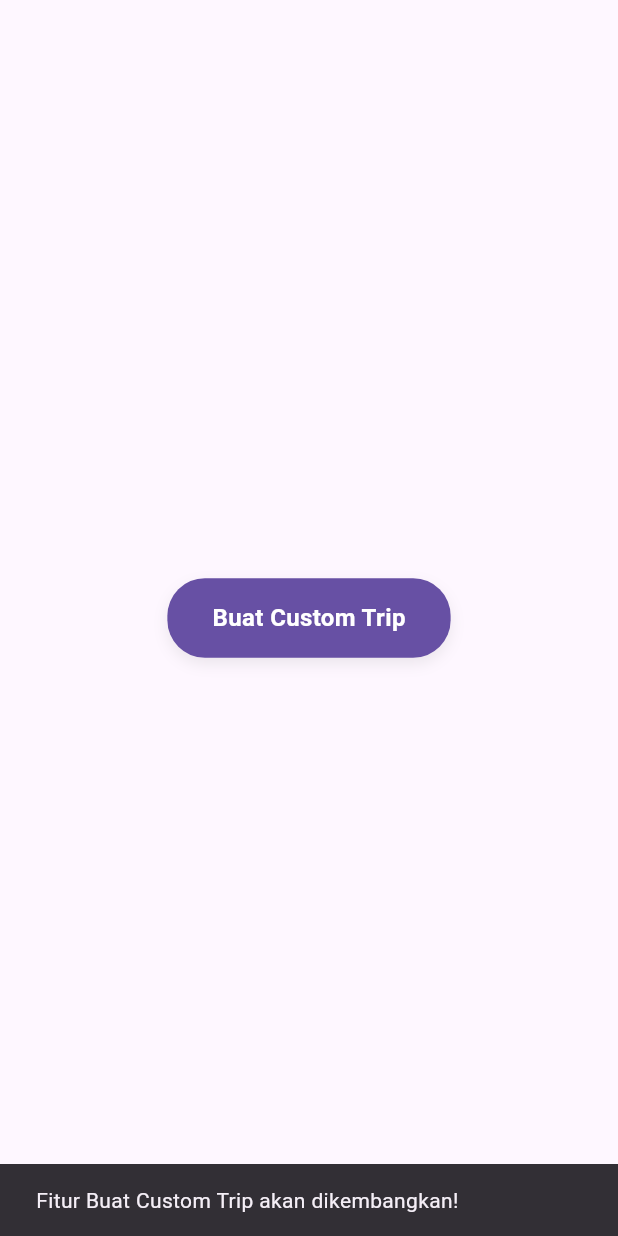
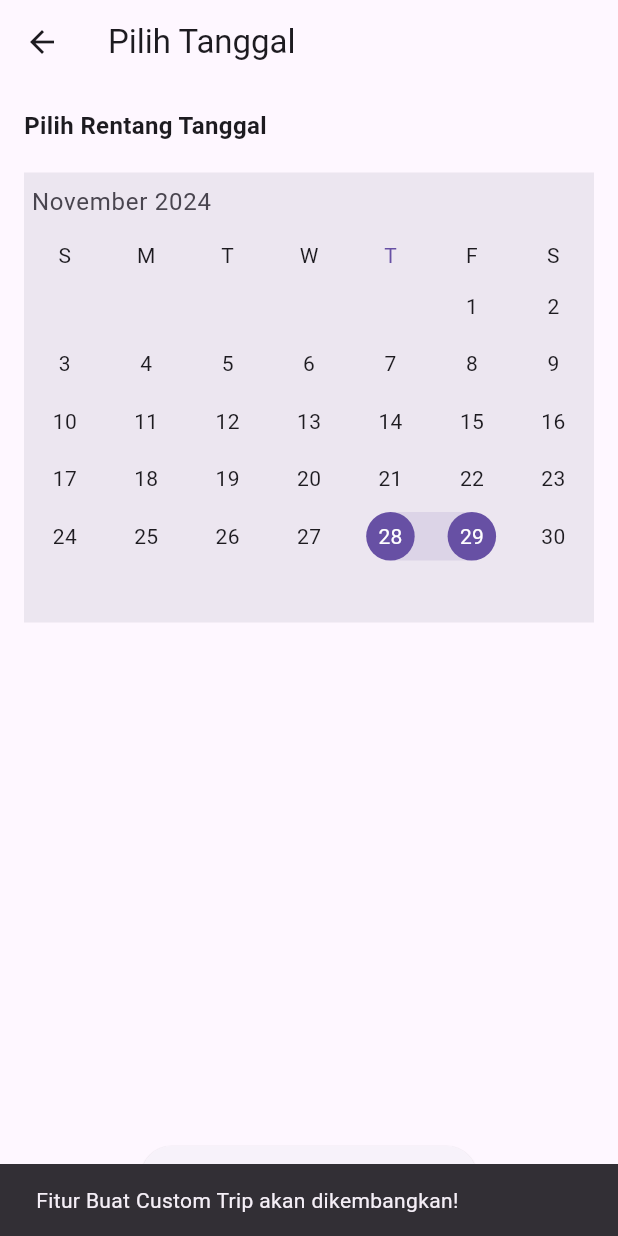
Before and after one commit to AlvaaPy/mobile-permatawisata, a Flutter app: the CustomTrip screen opened directly, after a tap on "Buat Custom Trip", on a phone screen of 412 x 824 dp. Run offline on Flutter 3.47's test engine with Material 3 defaults, Android fonts, the phone set to English and light mode, and no system bars; drawn by our look-alikes of syncfusion_flutter_datepicker; our stand-ins replace flutter_screenutil, image_picker, shared_preferences; accounts and stored records are empty; Roboto replaces fonts that are missing (Poppins).

Commit message:
add feature custom

```diff
--- a/lib/views/privatetrip/customTrip/custom_trip.dart
+++ b/lib/views/privatetrip/customTrip/custom_trip.dart
@@ -1,4 +1,5 @@
 import 'package:flutter/material.dart';
+import 'package:permatawisata/views/privatetrip/customTrip/date_custom.dart';
 
 class CustomTrip extends StatefulWidget {
   const CustomTrip({super.key});
@@ -11,11 +12,14 @@ class _CustomTripState extends State<CustomTrip> {
   @override
   Widget build(BuildContext context) {
     return Scaffold(
-
       body: Center(
         child: GestureDetector(
           onTap: () {
             // Aksi ketika tombol diklik
+            Navigator.push(
+                context,
+                MaterialPageRoute(
+                    builder: (context) => const SelectDatePage()));
             ScaffoldMessenger.of(context).showSnackBar(
               const SnackBar(
                   content: Text('Fitur Buat Custom Trip akan dikembangkan!')),
--- /dev/null
+++ b/lib/views/privatetrip/customTrip/date_custom.dart
@@ -0,0 +1,86 @@
+import 'package:flutter/material.dart';
+import 'package:syncfusion_flutter_datepicker/datepicker.dart';
+import 'package:intl/intl.dart';
+
+class SelectDatePage extends StatefulWidget {
+  const SelectDatePage({Key? key}) : super(key: key);
+
+  @override
+  State<SelectDatePage> createState() => _SelectDatePageState();
+}
+
+class _SelectDatePageState extends State<SelectDatePage> {
+  DateTime? startDate;
+  DateTime? endDate;
+
+  void _onSelectionChanged(DateRangePickerSelectionChangedArgs args) {
+    setState(() {
+      if (args.value is PickerDateRange) {
+        startDate = args.value.startDate;
+        endDate = args.value.endDate;
+      }
+    });
+  }
+
+  @override
+  Widget build(BuildContext context) {
+    return Scaffold(
+      appBar: AppBar(
+        title: const Text("Pilih Tanggal"),
+      ),
+      body: Padding(
+        padding: const EdgeInsets.all(16.0),
+        child: Column(
+          crossAxisAlignment: CrossAxisAlignment.start,
+          children: [
+            const Text(
+              "Pilih Rentang Tanggal",
+              style: TextStyle(fontSize: 16.0, fontWeight: FontWeight.bold),
+            ),
+            const SizedBox(height: 20),
+            SfDateRangePicker(
+              selectionMode: DateRangePickerSelectionMode.range,
+              onSelectionChanged: _onSelectionChanged,
+              initialSelectedRange: PickerDateRange(
+                startDate ?? DateTime.now(),
+                endDate ?? DateTime.now().add(const Duration(days: 1)),
+              ),
+            ),
+            const SizedBox(height: 30),
+            if (startDate != null && endDate != null)
+              Text(
+                "Tanggal Terpilih: ${DateFormat('yyyy-MM-dd').format(startDate!)} - ${DateFormat('yyyy-MM-dd').format(endDate!)}",
+                style: const TextStyle(fontSize: 16.0),
+              ),
+            const Spacer(),
+            Center(
+              child: ElevatedButton(
+                onPressed: () {
+                  if (startDate == null || endDate == null) {
+                    ScaffoldMessenger.of(context).showSnackBar(
+                      const SnackBar(
+                        content: Text("Harap pilih rentang tanggal."),
+                      ),
+                    );
+                  } else {
+                    // Navigasi ke halaman berikutnya
+                    // Navigator.push(
+                    //   context,
+                    //   MaterialPageRoute(
+                    //     builder: (context) => CustomTripForm(
+                    //       startDate: startDate!,
+                    //       endDate: endDate!,
+                    //     ),
+                    //   ),
+                    // );
+                  }
+                },
+                child: const Text("Lanjut ke Form Custom Trip"),
+              ),
+            ),
+          ],
+        ),
+      ),
+    );
+  }
+}
--- a/pubspec.yaml
+++ b/pubspec.yaml
@@ -45,6 +45,7 @@ dependencies:
   http_parser: ^4.0.2
   path: ^1.8.3
   cached_network_image: ^3.3.1
+  syncfusion_flutter_datepicker: ^27.2.4
 
 
 dev_dependencies:
```
Also changed, not shown: lib/networks/api_custom.dart (added, +53 -0 lines), lib/networks/api_trip.dart (+4 -4 lines), lib/networks/api_users.dart (+5 -5 lines), pubspec.lock.
